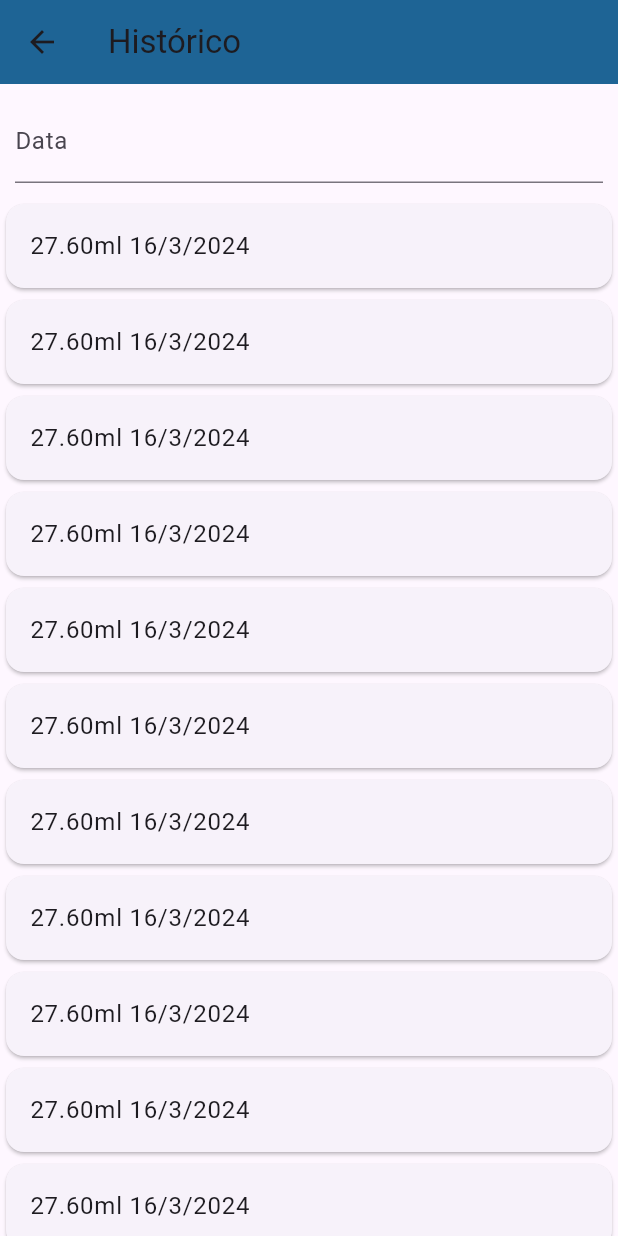
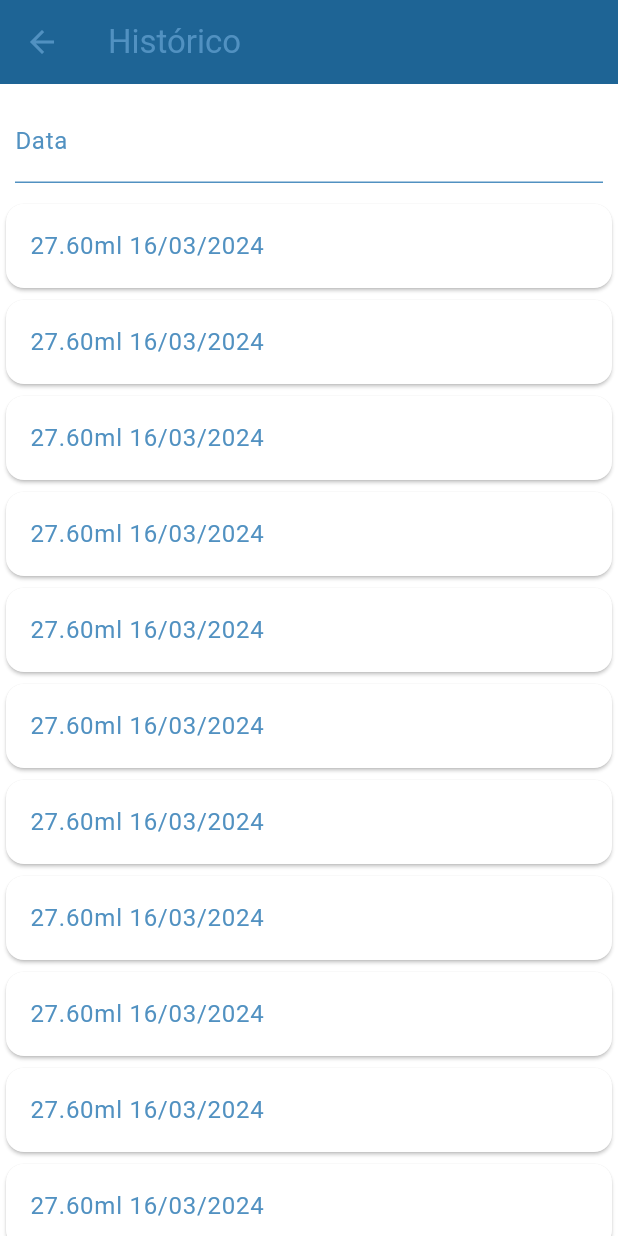
Before and after one commit to PedrelliMath/n1-dev-mobile, a Flutter app: the screen it shows after launch, after a tap on the "arrow right" icon, on a phone screen of 412 x 824 dp. Run offline on Flutter 3.47's test engine with Material 3 defaults, Android fonts, the phone set to English and light mode, and no system bars.

```diff
--- a/lib/main.dart
+++ b/lib/main.dart
@@ -30,7 +30,17 @@ void main(){
     MaterialApp(
       debugShowCheckedModeBanner: false,
       theme: ThemeData(
-        brightness: Brightness.light
+        colorScheme: const ColorScheme(
+        brightness: Brightness.light,
+        error: Color(0xFFfb6f24),
+        onError: Color(0xFFfb6f24),
+        surface: Color(0xFFFFFFFF),
+        onSurface: Color(0xFF5191c1),
+        primary: Color(0xFF5191c1),
+        onPrimary: Color(0xFF0a4b75),
+        secondary: Color(0xFF1e6495),
+        onSecondary: Color(0xFF1e6495),
+        tertiary: Color(0xFF0a4b75)),
       ),
       title: "WaterC",
       initialRoute: '/',
--- a/lib/repository/water_repository.dart
+++ b/lib/repository/water_repository.dart
@@ -24,7 +24,11 @@ class WaterDrinkRepository{
   }
 
   List<WaterDrink> getDrinkList(){
-    return drinkList;
+    return List.from(drinkList);
+  }
+
+  List<WaterDrink> getSortedListByDate(DateTime dateFilter){
+    return getDrinkList().where((item) => isSameDate(item.createdAt, dateFilter)).toList();
   }
 
   double getTotalWaterCount(){
--- a/lib/widgets/water_flow.dart
+++ b/lib/widgets/water_flow.dart
@@ -1,4 +1,5 @@
 import 'package:flutter/material.dart';
+import 'package:flutter/services.dart';
 import 'dart:async';
 import 'package:pac_iv/repository/water_repository.dart';
 
@@ -255,7 +256,9 @@ class _WaterFlowState extends State<WaterFlow>
         return AlertDialog(
           title: const Text('Adicione água'),
           content: TextField(
-            decoration: const InputDecoration(hintText: 'Quantidade de água'),
+            keyboardType: TextInputType.number,
+            inputFormatters: <TextInputFormatter>[FilteringTextInputFormatter.digitsOnly],
+            decoration: const InputDecoration(hintText: 'Quantidade de água ml'),
             onChanged: (value) {
               input = value;
             },
@@ -272,7 +275,7 @@ class _WaterFlowState extends State<WaterFlow>
                 _addWaterToList(input, meta); // Adiciona o valor à lista
                 Navigator.of(context).pop(); // Fecha a caixa de diálogo
               },
-              child: const Text('Enter'),
+              child: const Text('Adicionar'),
             ),
           ],
         );
@@ -305,7 +308,7 @@ class _WaterFlowState extends State<WaterFlow>
                   style: TextStyle(
                   fontWeight: FontWeight.w600,
                   wordSpacing: 1,
-                  color: Colors.blueGrey.withOpacity(.7),
+                  color: Color(0XFF0a4b75),
                 ),
                 textScaleFactor: 3,
               ),
--- a/lib/widgets/water_history.dart
+++ b/lib/widgets/water_history.dart
@@ -4,15 +4,18 @@ import 'package:pac_iv/widgets/date_picker.dart';
 
 
 class WaterListItem extends StatelessWidget {
-  DateTime date;
-  double quantidade;
-  WaterListItem({super.key, required this.date, required this.quantidade});
+  final DateTime date;
+  final double quantidade;
+  const WaterListItem({super.key, required this.date, required this.quantidade});
 
   @override
   Widget build(BuildContext context) {
+    var dayFormated = date.day.toString().padLeft(2, '0');
+    var mounthFormated = date.month.toString().padLeft(2, '0');
+
     return Card(
       child: ListTile(
-        title: Text("${quantidade.toStringAsFixed(2)}ml ${date.day}/${date.month}/${date.year}"),
+        title: Text("${quantidade.toStringAsFixed(2)}ml $dayFormated/$mounthFormated/${date.year}"),
       )
     );
   }
@@ -31,12 +34,15 @@ class _WaterHistory extends State<WaterHistory> {
   late List<WaterListItem> waterListItemWidgetList;
 
   List<WaterListItem> getWaterListItemWidget(List<WaterDrink> waterList) {
-    return waterList.reversed.map((water) {
+    List<WaterListItem> waterListItems = waterList.reversed.map((water) {
       return WaterListItem(
         date: water.createdAt,
         quantidade: water.quantidade,
       );
     }).toList();
+
+    waterListItems.sort((a, b) => b.date.compareTo(a.date));
+    return waterListItems;
   }
 
   @override
@@ -53,7 +59,7 @@ class _WaterHistory extends State<WaterHistory> {
 
   void filterWaterList(DateTime dateFilter){
     setState(() {
-          waterListItemWidgetList = waterListItemWidgetList.where((i) => isSameDate(i.date, dateFilter)).toList();
+          waterListItemWidgetList = getWaterListItemWidget(widget.waterRepository.getSortedListByDate(dateFilter));
     });
   }
 
@@ -67,7 +73,10 @@ class _WaterHistory extends State<WaterHistory> {
             body: Column(
               children:[
                 Padding(padding: EdgeInsets.all(10.0), child: DatePickerExample(getDateCallback: filterWaterList)),
-                Expanded(child:ListView(children: waterListItemWidgetList))
+                Expanded(
+                  child: waterListItemWidgetList.isEmpty
+                    ? Center(child: Text('Nenhum item encontrado'))
+                    : ListView(children: waterListItemWidgetList))
               ]
             )
           );
```
Also changed, not shown: assets/gifs/adicionar.gif (added), 1 other file.
